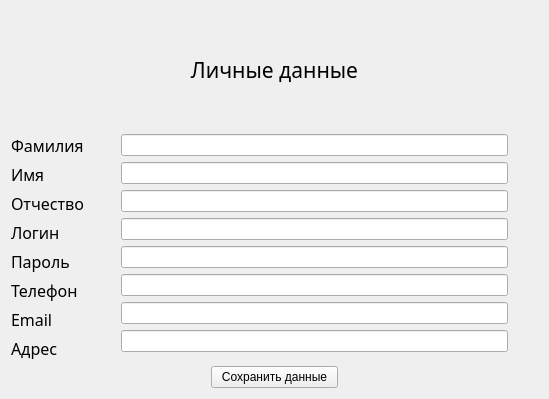
This is profile.ui in lirthu/kursach as Qt 5 draws it before an edit. The edited form follows.
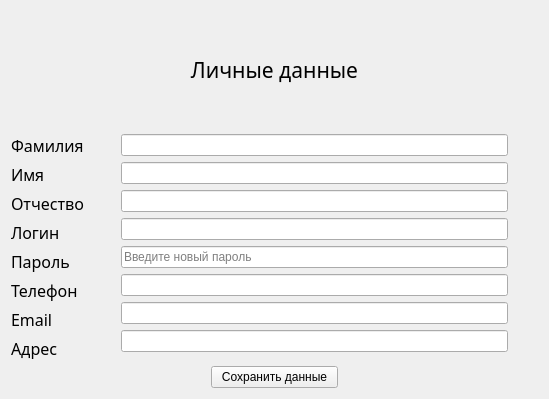
This is the edited form.

Diff of the .ui file:
```diff
--- a/profile.ui
+++ b/profile.ui
@@ -161,7 +161,11 @@
         <widget class="QLineEdit" name="lineEdit_4"/>
        </item>
        <item>
-        <widget class="QLineEdit" name="lineEdit_5"/>
+        <widget class="QLineEdit" name="lineEdit_5">
+         <property name="placeholderText">
+          <string>Введите новый пароль</string>
+         </property>
+        </widget>
        </item>
        <item>
         <widget class="QLineEdit" name="lineEdit_6"/>
```
